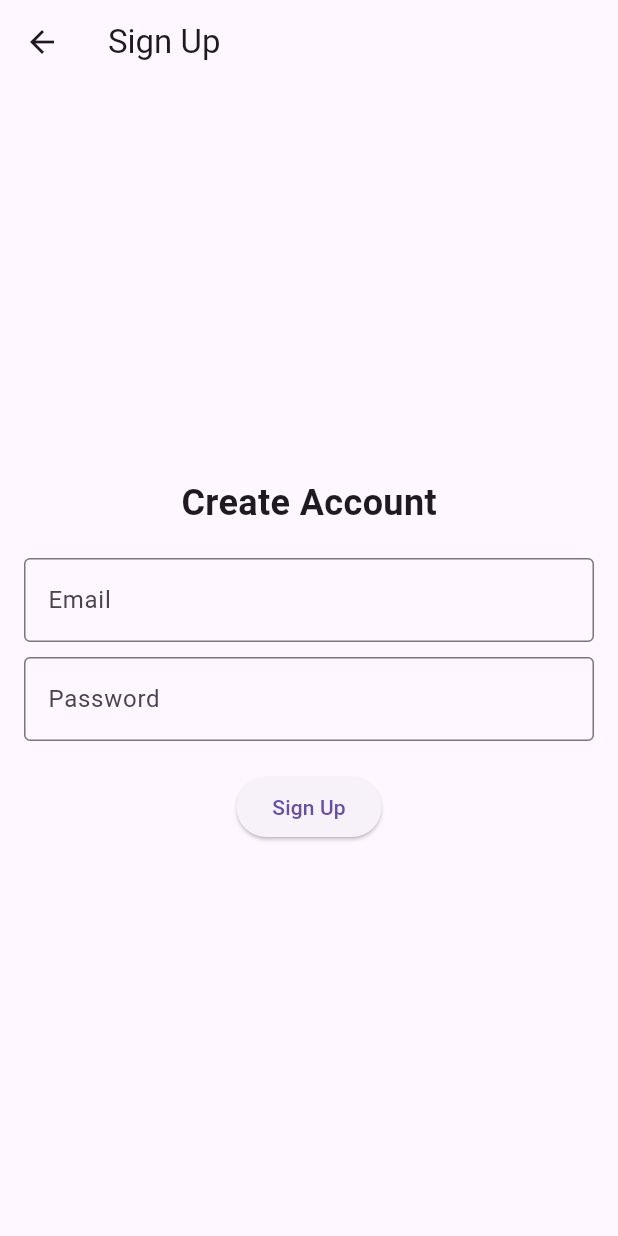
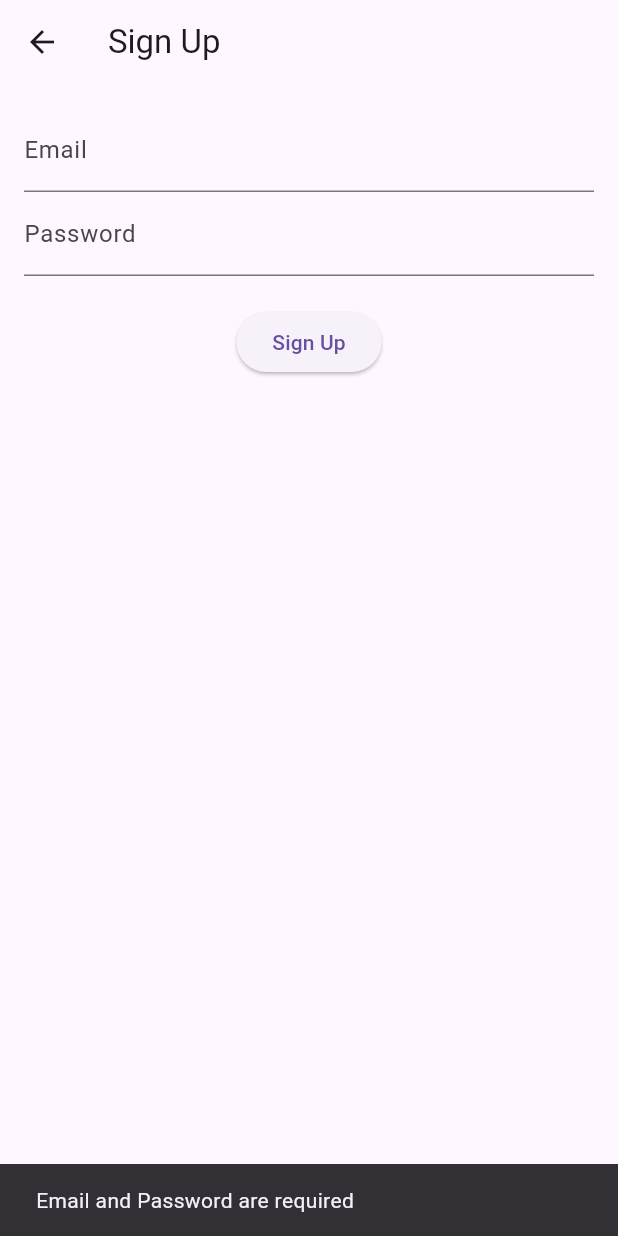
Before and after one commit to Aagash21/image-upload, a Flutter app: the SignUpScreen screen opened directly, after a tap on "Sign Up", on a phone screen of 412 x 824 dp. Run offline on Flutter 3.47's test engine with Material 3 defaults, Android fonts, the light colour scheme and no system bars; our stand-ins replace firebase_auth, firebase_core, firebase_storage, image_picker; accounts and stored records are empty.

Commit message:
Updated sign-up screen and fixed dependency issues in pubspec.yaml

```diff
--- a/lib/sign_up_screen.dart
+++ b/lib/sign_up_screen.dart
@@ -1,43 +1,89 @@
 import 'package:flutter/material.dart';
+import 'package:firebase_auth/firebase_auth.dart';
 
-class SignUpScreen extends StatelessWidget {
+class SignUpScreen extends StatefulWidget {
+  @override
+  _SignUpScreenState createState() => _SignUpScreenState();
+}
+
+class _SignUpScreenState extends State<SignUpScreen> {
+  final FirebaseAuth _auth = FirebaseAuth.instance;
+
+  final TextEditingController _emailController = TextEditingController();
+  final TextEditingController _passwordController = TextEditingController();
+  bool _isLoading = false;
+
+  void _signUp() async {
+    String email = _emailController.text.trim();
+    String password = _passwordController.text.trim();
+
+    if (email.isEmpty || password.isEmpty) {
+      ScaffoldMessenger.of(context).showSnackBar(
+        SnackBar(content: Text('Email and Password are required')),
+      );
+      return;
+    }
+
+    try {
+      setState(() {
+        _isLoading = true;
+      });
+      print("Attempting to sign up with email: $email"); // Debug log
+
+      UserCredential userCredential = await _auth.createUserWithEmailAndPassword(
+        email: email,
+        password: password,
+      );
+
+      ScaffoldMessenger.of(context).showSnackBar(
+        SnackBar(content: Text('Sign-Up Successful!')),
+      );
+      print("User Signed Up: ${userCredential.user}"); // Debug log
+    } on FirebaseAuthException catch (e) {
+      String message;
+      if (e.code == 'email-already-in-use') {
+        message = 'Email is already in use';
+      } else if (e.code == 'weak-password') {
+        message = 'Password is too weak';
+      } else {
+        message = 'Something went wrong: ${e.message}'; // Improved error logging
+      }
+      ScaffoldMessenger.of(context).showSnackBar(SnackBar(content: Text(message)));
+    } catch (e) {
+      print("Unexpected error: $e"); // Catch any other unexpected errors
+      ScaffoldMessenger.of(context).showSnackBar(SnackBar(content: Text('An unexpected error occurred')));
+    } finally {
+      setState(() {
+        _isLoading = false;
+      });
+    }
+  }
+
   @override
   Widget build(BuildContext context) {
     return Scaffold(
-      appBar: AppBar(
-        title: Text('Sign Up'),
-      ),
+      appBar: AppBar(title: Text('Sign Up')),
       body: Padding(
         padding: const EdgeInsets.all(16.0),
         child: Column(
-          mainAxisAlignment: MainAxisAlignment.center,
           children: [
-            Text(
-              'Create Account',
-              style: TextStyle(fontSize: 24, fontWeight: FontWeight.bold),
+            TextField(
+              controller: _emailController,
+              decoration: InputDecoration(labelText: 'Email'),
+              keyboardType: TextInputType.emailAddress,
             ),
-            SizedBox(height: 20),
             TextField(
-              decoration: InputDecoration(
-                labelText: 'Email',
-                border: OutlineInputBorder(),
-              ),
-            ),
-            SizedBox(height: 10),
-            TextField(
-              decoration: InputDecoration(
-                labelText: 'Password',
-                border: OutlineInputBorder(),
-              ),
+              controller: _passwordController,
+              decoration: InputDecoration(labelText: 'Password'),
               obscureText: true,
             ),
             SizedBox(height: 20),
-            ElevatedButton(
-              onPressed: () {
-                // Handle sign-up logic here
-              },
-              child: Text('Sign Up'),
-            ),
+            _isLoading
+                ? CircularProgressIndicator()
+                : ElevatedButton(
+                    onPressed: _signUp,
+                    child: Text('Sign Up'),
+                  ),
           ],
         ),
       ),
```
Also changed, not shown: pubspec.yaml (+8 -81 lines), pubspec.lock.
